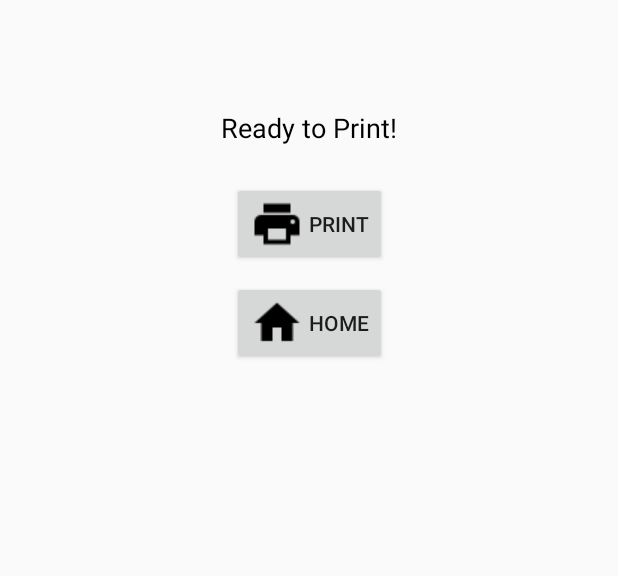
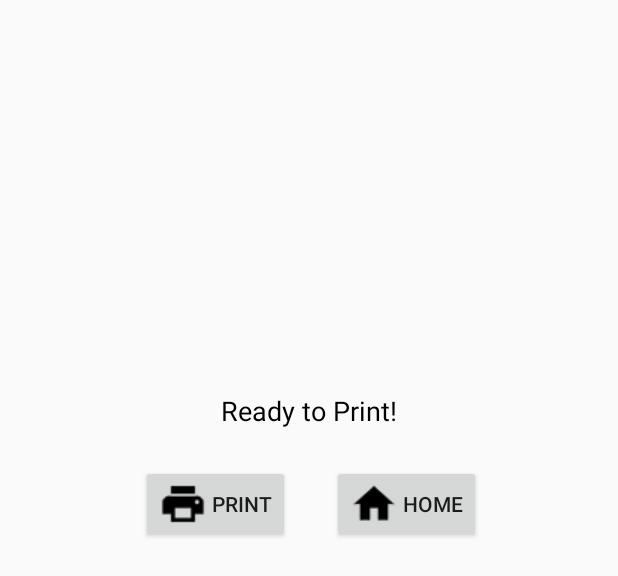
Before and after one commit to fardenml/RepairTagApp, an Android app: the layout activity_print.xml on its own in the app's theme, with its tools: preview values and no code run, on a phone screen of 412 x 824 dp. Shown: the top 576 px of the screen. Run offline under Robolectric (Android 15) with nearby library versions, the phone set to English and light mode, and no system bars.

Commit message:
Update print activity

```diff
--- a/RepairTag_v4/app/src/main/java/com/midstatemusic/repairtag_v4/Activities/MainActivity.java
+++ b/RepairTag_v4/app/src/main/java/com/midstatemusic/repairtag_v4/Activities/MainActivity.java
@@ -53,7 +53,7 @@ public class MainActivity extends AppCompatActivity
 
         TextView main = findViewById(R.id.textViewMain);
 
-        String formattedTextMain = "<body><h4>Current User: " + Info.employeeFirstName + " " + Info.employeeLastName + "<br><br> </br>" + getString(R.string.main_instructions) + "</br>" + "</h4><p>Technical Assistance Contact: <br>Michael Farden</br>" +
+        String formattedTextMain = "<body><h4>Current User: " + Info.employeeFirstName + " " + Info.employeeLastName + "<br><br> </br>" + getString(R.string.main_instructions) + "</br>" + "</h4><p>Technical Assistance: <br>Michael Farden</br>" +
                 "<br>Phone: (315) 532-3602</br> <br>Email: mfarden@gmail.com</br> </p></body>";
 
         main.setText(Html.fromHtml(formattedTextMain));
--- a/RepairTag_v4/app/src/main/res/layout/activity_print.xml
+++ b/RepairTag_v4/app/src/main/res/layout/activity_print.xml
@@ -13,19 +13,6 @@
     tools:layout_editor_absoluteY="81dp">
 
     <TextView
-        android:id="@+id/textPrintStatus"
-        android:layout_width="wrap_content"
-        android:layout_height="wrap_content"
-        android:layout_marginTop="24dp"
-        android:text="Ready to Print!"
-        android:textColor="@android:color/black"
-        android:textSize="18sp"
-        app:layout_constraintEnd_toEndOf="parent"
-        app:layout_constraintHorizontal_bias="0.5"
-        app:layout_constraintStart_toStartOf="parent"
-        app:layout_constraintTop_toBottomOf="@+id/textShowID" />
-
-    <TextView
         android:id="@+id/textShowID"
         android:layout_width="0dp"
         android:layout_height="wrap_content"
@@ -37,17 +24,92 @@
         app:layout_constraintStart_toStartOf="parent"
         app:layout_constraintTop_toTopOf="parent" />
 
+    <TextView
+        android:id="@+id/textShowName"
+        android:layout_width="0dp"
+        android:layout_height="wrap_content"
+        android:layout_marginTop="10dp"
+        android:textAlignment="center"
+        android:textColor="@android:color/black"
+        android:textSize="18sp"
+        app:layout_constraintEnd_toEndOf="parent"
+        app:layout_constraintHorizontal_bias="0.5"
+        app:layout_constraintStart_toStartOf="parent"
+        app:layout_constraintTop_toBottomOf="@+id/textShowID" />
+
+    <TextView
+        android:id="@+id/textShowInstrument"
+        android:layout_width="0dp"
+        android:layout_height="wrap_content"
+        android:layout_marginTop="10dp"
+        android:textAlignment="center"
+        android:textColor="@android:color/black"
+        android:textSize="18sp"
+        app:layout_constraintEnd_toEndOf="parent"
+        app:layout_constraintHorizontal_bias="0.5"
+        app:layout_constraintStart_toStartOf="parent"
+        app:layout_constraintTop_toBottomOf="@+id/textShowName" />
+
+    <TextView
+        android:id="@+id/textShowBrand"
+        android:layout_width="0dp"
+        android:layout_height="wrap_content"
+        android:layout_marginTop="10dp"
+        android:textAlignment="center"
+        android:textColor="@android:color/black"
+        android:textSize="18sp"
+        app:layout_constraintEnd_toEndOf="parent"
+        app:layout_constraintHorizontal_bias="0.5"
+        app:layout_constraintStart_toStartOf="parent"
+        app:layout_constraintTop_toBottomOf="@+id/textShowInstrument" />
+
+    <TextView
+        android:id="@+id/textShowSerial"
+        android:layout_width="0dp"
+        android:layout_height="wrap_content"
+        android:layout_marginTop="10dp"
+        android:textAlignment="center"
+        android:textColor="@android:color/black"
+        android:textSize="18sp"
+        app:layout_constraintEnd_toEndOf="parent"
+        app:layout_constraintHorizontal_bias="0.5"
+        app:layout_constraintStart_toStartOf="parent"
+        app:layout_constraintTop_toBottomOf="@+id/textShowBrand" />
+
+    <android.support.constraint.ConstraintLayout
+        android:layout_width="300dp"
+        android:layout_height="150dp"
+        android:layout_marginTop="50dp"
+        app:layout_constraintEnd_toEndOf="parent"
+        app:layout_constraintHorizontal_bias="0.5"
+        app:layout_constraintStart_toStartOf="parent"
+        app:layout_constraintTop_toBottomOf="@+id/textShowSerial">
+
+        <TextView
+            android:id="@+id/textPrintStatus"
+            android:layout_width="wrap_content"
+            android:layout_height="wrap_content"
+            android:layout_marginTop="24dp"
+            android:text="Ready to Print!"
+            android:textColor="@android:color/black"
+            android:textSize="18sp"
+            app:layout_constraintEnd_toEndOf="parent"
+            app:layout_constraintHorizontal_bias="0.5"
+            app:layout_constraintStart_toStartOf="parent"
+            app:layout_constraintTop_toTopOf="parent" />
+
         <Button
             android:id="@+id/buttonPrint"
             android:layout_width="wrap_content"
             android:layout_height="wrap_content"
+            android:layout_marginEnd="24dp"
+            android:layout_marginStart="34dp"
             android:layout_marginTop="24dp"
             android:drawableStart="@drawable/ic_print_small"
             android:onClick="onClick"
             android:text=" Print"
             android:textSize="14sp"
-        app:layout_constraintEnd_toEndOf="parent"
-        app:layout_constraintHorizontal_bias="0.5"
+            app:layout_constraintEnd_toStartOf="@+id/buttonHome"
             app:layout_constraintStart_toStartOf="parent"
             app:layout_constraintTop_toBottomOf="@+id/textPrintStatus" />
 
@@ -55,13 +117,14 @@
             android:id="@+id/buttonHome"
             android:layout_width="wrap_content"
             android:layout_height="wrap_content"
-        android:layout_marginTop="10dp"
+            android:layout_marginEnd="35dp"
+            android:layout_marginTop="24dp"
             android:drawableStart="@drawable/ic_home_small"
             android:onClick="onClick"
             android:text=" Home"
             app:layout_constraintEnd_toEndOf="parent"
-        app:layout_constraintHorizontal_bias="0.5"
-        app:layout_constraintStart_toStartOf="parent"
-        app:layout_constraintTop_toBottomOf="@+id/buttonPrint" />
+            app:layout_constraintTop_toBottomOf="@+id/textPrintStatus" />
 
     </android.support.constraint.ConstraintLayout>
+
+</android.support.constraint.ConstraintLayout>
--- a/RepairTag_v4/app/src/main/res/values/colors.xml
+++ b/RepairTag_v4/app/src/main/res/values/colors.xml
@@ -4,5 +4,5 @@
     <color name="colorPrimaryDark">#303f9f</color>
     <color name="colorAccent">#ff4949</color>
     <color name="colorRed">#ff0000</color>
-    <color name="colorGreen">#00ff00</color>
+    <color name="colorGreen">#089128</color>
 </resources>
--- a/RepairTag_v4/app/src/main/res/values/strings.xml
+++ b/RepairTag_v4/app/src/main/res/values/strings.xml
@@ -9,9 +9,9 @@
     <string name="navigation_drawer_open">Open navigation drawer</string>
     <string name="navigation_drawer_close">Close navigation drawer</string>
 
-    <string name="nav_header_name">Midstate Music of CNY Inc. (2018)</string>
+    <string name="nav_header_name">Midstate Music (2018)</string>
 
-    <string name="pin_title">Enter your 4-digit employee pin to continue.</string>
+    <string name="pin_title">Enter your 4-digit employee pin.</string>
 
     <string name="main_instructions">Press the upper left icon or swipe from the left to view the menu. There you can create, edit, or print a repair tag. You can press the icon in the
         lower right hand corner to create a new repair tag. </string>
```
Also changed, not shown: RepairTag_v4/app/src/main/java/com/midstatemusic/repairtag_v4/Activities/PrintActivity.java (+20 -2 lines), RepairTag_v4/app/src/main/res/layout/activity_pin.xml (+20 -7 lines), RepairTag_v4/app/src/main/res/layout/content_main.xml (+11 -11 lines), RepairTag_v4/app/src/main/res/drawable/ic_home_small.png, RepairTag_v4/app/src/main/res/drawable/ic_print_small.png, 2 other files. Lines whose indentation alone changed are shown as unchanged.
